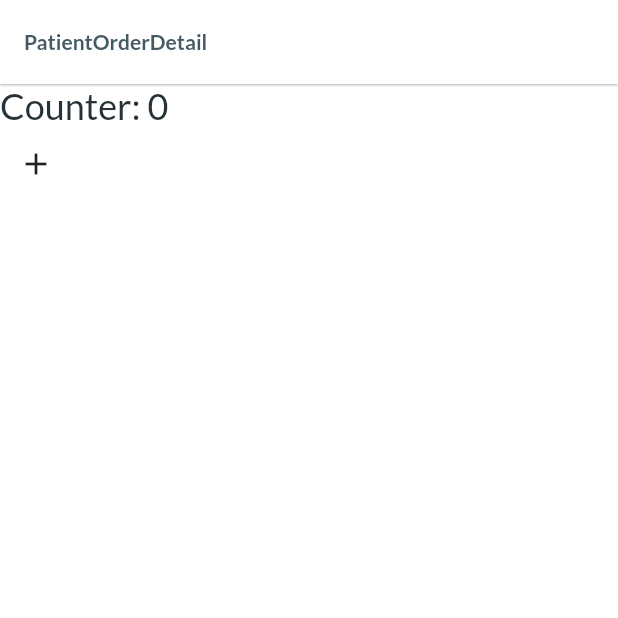
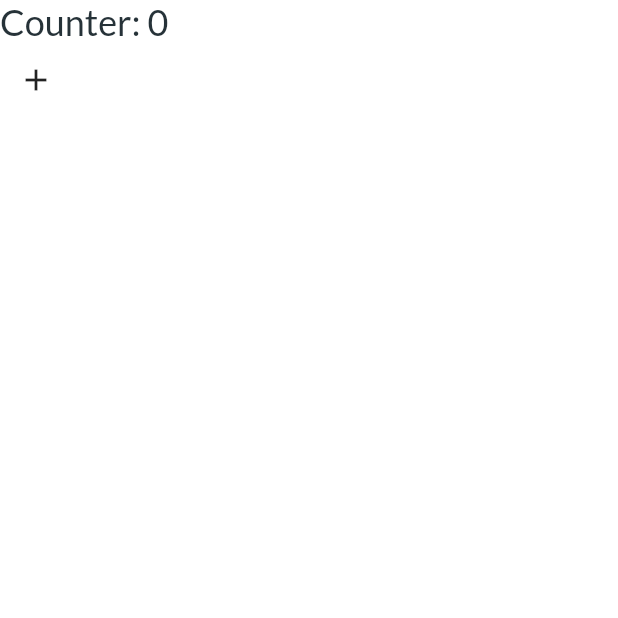
Before and after one commit to RepoRandi/flutter-haidokter, a Flutter app: the PatientOrderDetailView screen opened directly, on a phone screen of 412 x 824 dp, the top half of it. Run offline on Flutter 3.47's test engine with Material 2 defaults, Android fonts, the phone set to English and light mode, and no system bars; our stand-ins replace cached_network_image, carousel_slider, dio, expandable, file_picker, flutter_animate and 11 more; missing offline and left inert: faker_dart.

Commit message:
feat: add module

```diff
--- a/lib/module/patient/patient_order/view/patient_order_view.dart
+++ b/lib/module/patient/patient_order/view/patient_order_view.dart
@@ -56,7 +56,7 @@ class _PatientOrderViewState extends State<PatientOrderView> {
         ],
         pages: [
           Container(
-            decoration: BoxDecoration(color: Colors.amber),
+            decoration: BoxDecoration(color: Colors.white),
           ),
           PatientOrderDetailView(),
           PatientOrderPatientDataView(),
--- a/lib/module/patient/patient_order_detail/view/patient_order_detail_view.dart
+++ b/lib/module/patient/patient_order_detail/view/patient_order_detail_view.dart
@@ -48,9 +48,6 @@ class _PatientOrderDetailViewState extends State<PatientOrderDetailView> {
     PatientOrderDetailState state,
   ) {
     return Scaffold(
-      appBar: AppBar(
-        title: const Text('PatientOrderDetail'),
-      ),
       body: Column(
         crossAxisAlignment: CrossAxisAlignment.start,
         mainAxisAlignment: MainAxisAlignment.start,
```
